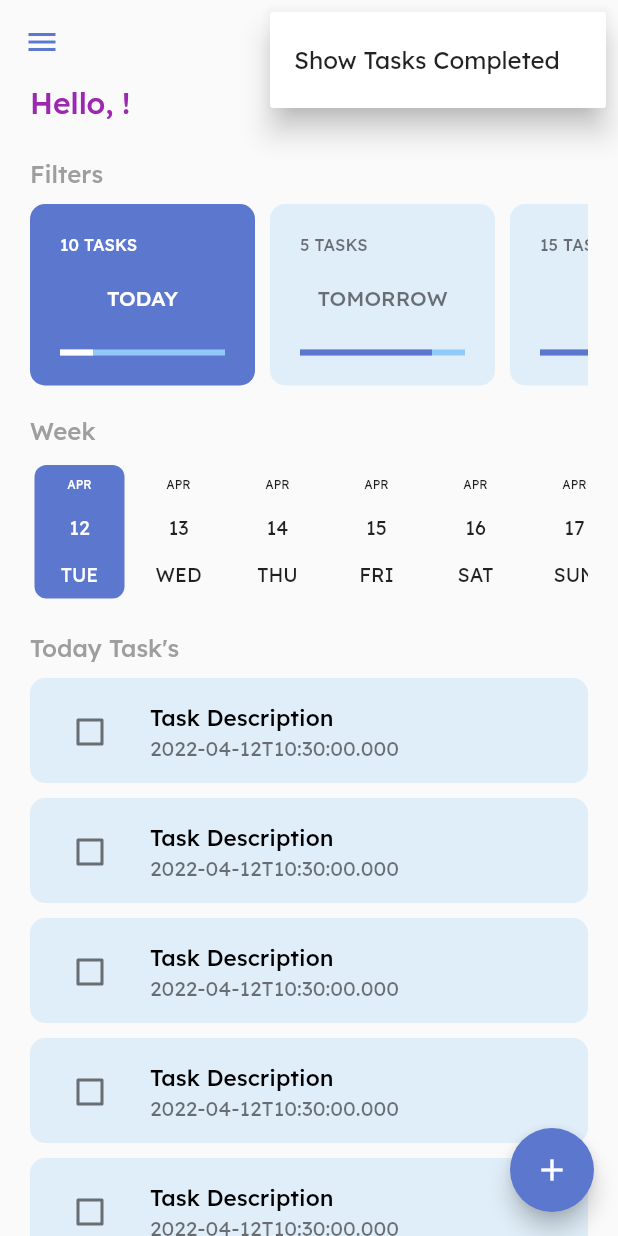
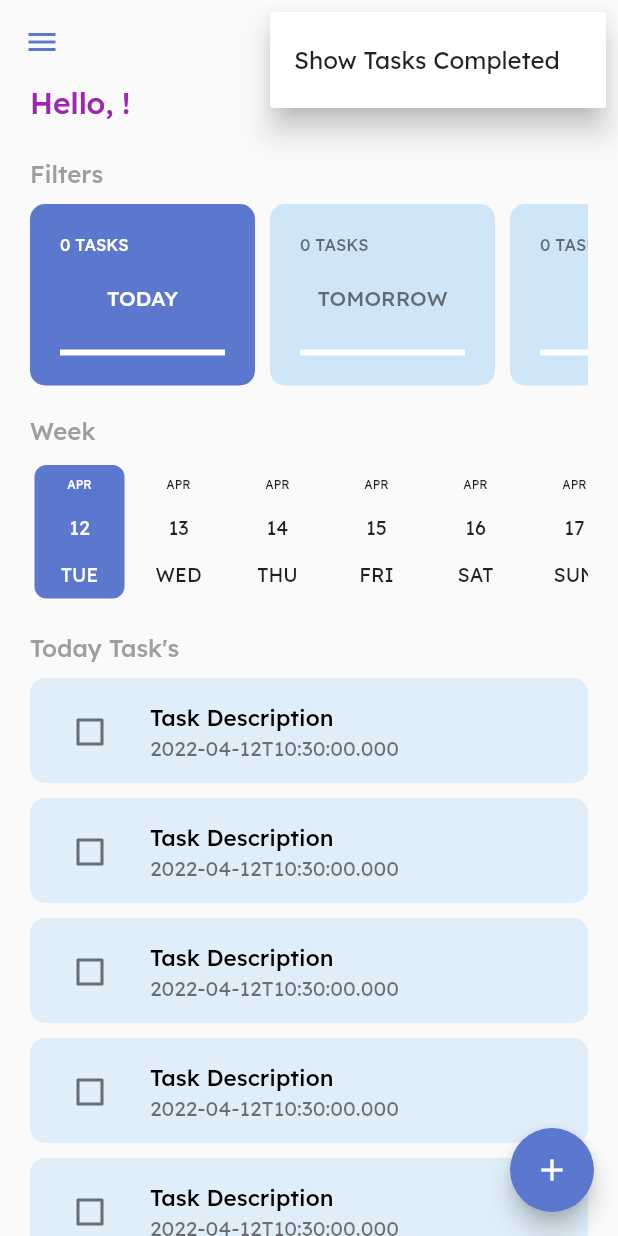
Before and after one commit to MarioMoraes/todo_list, a Flutter app: the screen it shows once a user with an empty profile is signed in, after a tap on an icon or button, on a phone screen of 412 x 824 dp. Run offline on Flutter 3.47's test engine with Material 2 defaults, Android fonts, the phone set to English and light mode, and no system bars; drawn by our look-alikes of date_picker_timeline; our stand-ins replace firebase_auth, firebase_core, flutter_signin_button, google_sign_in, sqflite, sqflite_common and 1 more; missing offline and left inert: flutter_overlay_loader, validatorless; accounts and stored records are empty; network calls fail.

Commit message:
Implement Tasks HomePage

```diff
--- a/lib/app/modules/home/home_controller.dart
+++ b/lib/app/modules/home/home_controller.dart
@@ -1,6 +1,49 @@
 import 'package:flutter_todolist/app/core/notifier/default_change_notifier.dart';
 import 'package:flutter_todolist/app/models/task_filter_enum.dart';
+import 'package:flutter_todolist/app/models/task_model.dart';
+import 'package:flutter_todolist/app/models/total_task_model.dart';
+import 'package:flutter_todolist/app/models/week_task_model.dart';
+import 'package:flutter_todolist/app/services/tasks/tasks_service.dart';
 
 class HomeController extends DefaultChangeNotifier {
+  final TasksService _tasksService;
+
+  TotalTaskModel? todayTotalTasks;
+  TotalTaskModel? tomorrowTotalTasks;
+  TotalTaskModel? weekTotalTasks;
+
+  HomeController({
+    required TasksService tasksService,
+  }) : _tasksService = tasksService;
+
   var filterSelected = TaskFilterEnum.today;
+
+  Future<void> getAllTasks() async {
+    final allTasks = await Future.wait([
+      _tasksService.getToday(),
+      _tasksService.getTomorrow(),
+      _tasksService.getWeek(),
+    ]);
+
+    final todayTasks = allTasks[0] as List<TaskModel>;
+    final tomorrowTasks = allTasks[1] as List<TaskModel>;
+    final weekTasks = allTasks[2] as WeekTaskModel;
+
+    todayTotalTasks = TotalTaskModel(
+      totalTasks: todayTasks.length,
+      totalTasksFinish: todayTasks.where((task) => task.finished).length,
+    );
+
+    tomorrowTotalTasks = TotalTaskModel(
+      totalTasks: tomorrowTasks.length,
+      totalTasksFinish: tomorrowTasks.where((task) => task.finished).length,
+    );
+
+    weekTotalTasks = TotalTaskModel(
+      totalTasks: weekTasks.tasks.length,
+      totalTasksFinish: weekTasks.tasks.where((task) => task.finished).length,
+    );
+
+    notifyListeners();
+  }
 }
--- a/lib/app/modules/home/home_module.dart
+++ b/lib/app/modules/home/home_module.dart
@@ -3,15 +3,32 @@ import 'package:flutter_todolist/app/modules/home/home_controller.dart';
 import 'package:flutter_todolist/app/modules/home/home_page.dart';
 import 'package:provider/provider.dart';
 
+import '../../repositories/tasks/tasks_repository.dart';
+import '../../repositories/tasks/tasks_repository_impl.dart';
+import '../../services/tasks/tasks_service.dart';
+import '../../services/tasks/tasks_service_impl.dart';
+
 class HomeModule extends TodoListModule {
   HomeModule()
       : super(
           routers: {
-            '/home': (context) => const HomePage(),
+            '/home': (context) => HomePage(homeController: context.read()),
           },
           bindings: [
+            Provider<TasksRepository>(
+              create: (context) => TasksRepositoryImpl(
+                connectionFactory: context.read(),
+              ),
+            ),
+            Provider<TasksService>(
+              create: (context) => TasksServiceImpl(
+                repository: context.read(),
+              ),
+            ),
             ChangeNotifierProvider(
-              create: (_) => HomeController(),
+              create: (context) => HomeController(
+                tasksService: context.read(),
+              ),
             ),
           ],
         );
--- a/lib/app/modules/home/home_page.dart
+++ b/lib/app/modules/home/home_page.dart
@@ -1,5 +1,6 @@
 import 'package:flutter/material.dart';
 import 'package:flutter_todolist/app/core/ui/theme_extensions.dart';
+import 'package:flutter_todolist/app/modules/home/home_controller.dart';
 import 'package:flutter_todolist/app/modules/home/widgets/home_drawer.dart';
 import 'package:flutter_todolist/app/modules/home/widgets/home_tasks.dart';
 import 'package:flutter_todolist/app/modules/task/task_module.dart';
@@ -9,8 +10,23 @@ import 'widgets/home_filters.dart';
 import 'widgets/home_header.dart';
 import 'widgets/home_week.dart';
 
-class HomePage extends StatelessWidget {
-  const HomePage({Key? key}) : super(key: key);
+class HomePage extends StatefulWidget {
+  final HomeController _homeController;
+
+  const HomePage({Key? key, required HomeController homeController})
+      : _homeController = homeController,
+        super(key: key);
+
+  @override
+  State<HomePage> createState() => _HomePageState();
+}
+
+class _HomePageState extends State<HomePage> {
+  @override
+  void initState() {
+    super.initState();
+    widget._homeController.getAllTasks();
+  }
 
   _goToCreateTask(BuildContext context) {
     Navigator.of(context).push(
--- a/lib/app/modules/home/widgets/home_filters.dart
+++ b/lib/app/modules/home/widgets/home_filters.dart
@@ -36,7 +36,8 @@ class HomeFilters extends StatelessWidget {
                     label: 'TODAY',
                     taskFilterEnum: TaskFilterEnum.today,
                     totalTaskModel:
-                        TotalTaskModel(totalTasks: 10, totalTasksFinish: 2),
+                        context.select<HomeController, TotalTaskModel?>(
+                            (task) => task.todayTotalTasks),
                     selected: context.select<HomeController, TaskFilterEnum>(
                             (value) => value.filterSelected) ==
                         TaskFilterEnum.today,
@@ -45,7 +46,8 @@ class HomeFilters extends StatelessWidget {
                     label: 'TOMORROW',
                     taskFilterEnum: TaskFilterEnum.today,
                     totalTaskModel:
-                        TotalTaskModel(totalTasks: 5, totalTasksFinish: 4),
+                        context.select<HomeController, TotalTaskModel?>(
+                            (task) => task.tomorrowTotalTasks),
                     selected: context.select<HomeController, TaskFilterEnum>(
                             (value) => value.filterSelected) ==
                         TaskFilterEnum.tomorrow,
@@ -54,7 +56,8 @@ class HomeFilters extends StatelessWidget {
                     label: 'WEEK',
                     taskFilterEnum: TaskFilterEnum.week,
                     totalTaskModel:
-                        TotalTaskModel(totalTasks: 15, totalTasksFinish: 7),
+                        context.select<HomeController, TotalTaskModel?>(
+                            (task) => task.weekTotalTasks),
                     selected: context.select<HomeController, TaskFilterEnum>(
                             (value) => value.filterSelected) ==
                         TaskFilterEnum.week,
--- a/lib/app/modules/home/widgets/todo_card.dart
+++ b/lib/app/modules/home/widgets/todo_card.dart
@@ -40,7 +40,7 @@ class TodoCard extends StatelessWidget {
       padding: const EdgeInsets.all(20),
       decoration: BoxDecoration(
         borderRadius: BorderRadius.circular(10),
-        color: selected ? context.primaryColor : Colors.blue.withAlpha(30),
+        color: selected ? context.primaryColor : Colors.blue.withAlpha(50),
       ),
       child: Column(
         crossAxisAlignment: CrossAxisAlignment.start,
@@ -75,7 +75,8 @@ class TodoCard extends StatelessWidget {
             builder: (context, value, child) {
               return LinearProgressIndicator(
                 value: value,
-                color: selected ? Colors.white : context.primaryColor,
+                color: Colors.blue,
+                backgroundColor: Colors.white,
               );
             },
             duration: const Duration(seconds: 1),
```
